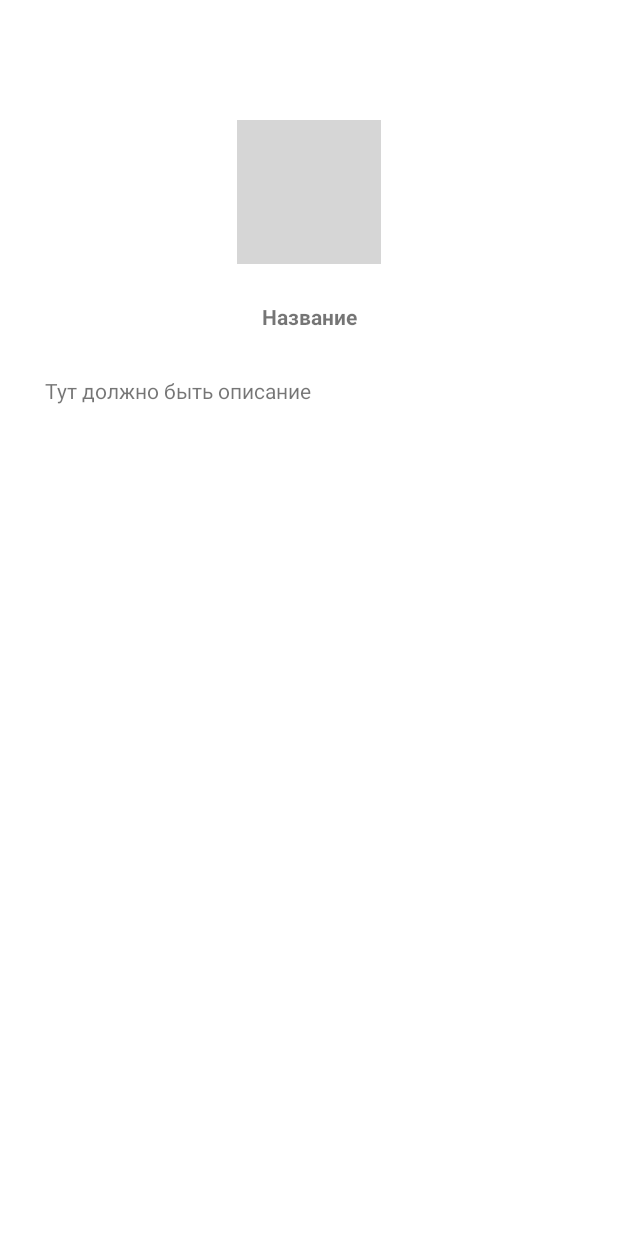
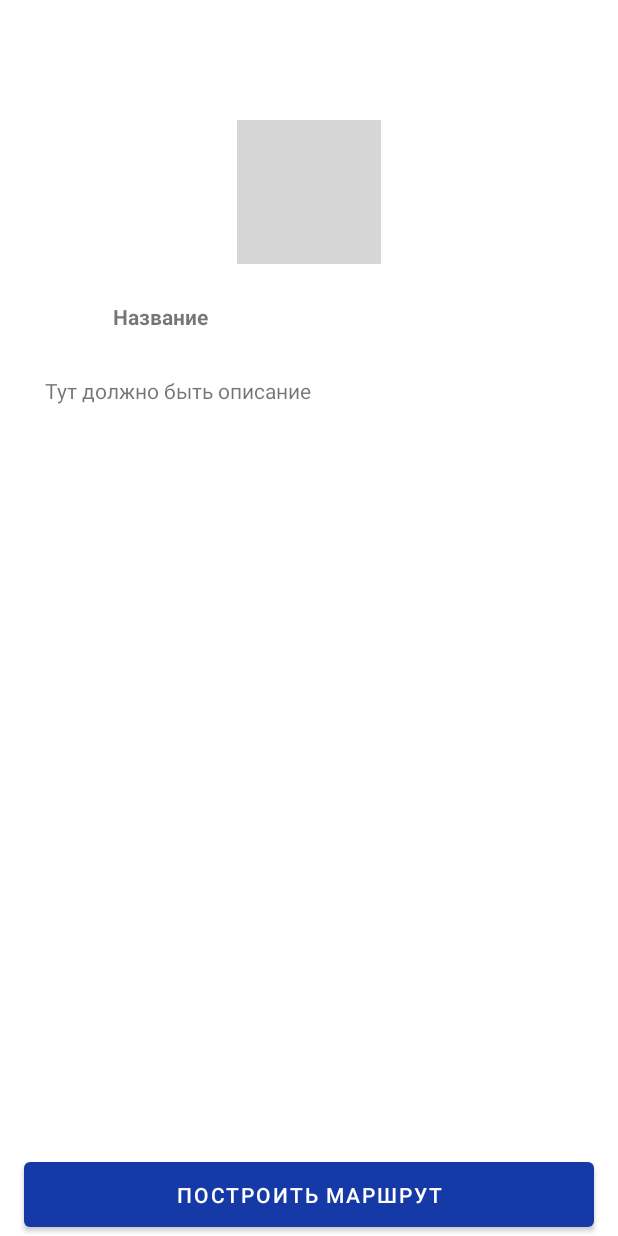
Before and after one commit to Hedgehog2484/Moscow_4D, an Android app: the PlacePageActivity screen opened directly, with no data from a screen before it, on a phone screen of 412 x 824 dp. Run offline under Robolectric (Android 15) with nearby library versions, the phone set to English and light mode, and no system bars; grey boxes are pictures that could not be loaded.

Commit message:
Added create rout button

```diff
--- a/app/src/main/res/layout/place_page_layout.xml
+++ b/app/src/main/res/layout/place_page_layout.xml
@@ -21,7 +21,7 @@
     <TextView
         android:id="@+id/place_page_name"
 
-        android:layout_width="wrap_content"
+        android:layout_width="match_parent"
         android:layout_height="wrap_content"
 
         android:layout_marginStart="75dp"
@@ -45,10 +45,27 @@
         android:layout_marginTop="30dp"
         android:layout_marginEnd="30dp"
 
+        android:layout_marginBottom="20dp"
+
         android:text="Description"
 
         app:layout_constraintEnd_toEndOf="parent"
         app:layout_constraintStart_toStartOf="parent"
         app:layout_constraintTop_toBottomOf="@+id/place_page_name" />
 
+    <Button
+        android:id="@+id/create_route_button"
+
+        android:layout_width="380dp"
+        android:layout_height="55dp"
+
+        android:layout_marginStart="20dp"
+        android:layout_marginEnd="20dp"
+
+        android:text="Построить маршрут"
+
+        app:layout_constraintBottom_toBottomOf="parent"
+        app:layout_constraintEnd_toEndOf="parent"
+        app:layout_constraintStart_toStartOf="parent" />
+
 </androidx.constraintlayout.widget.ConstraintLayout>
```
